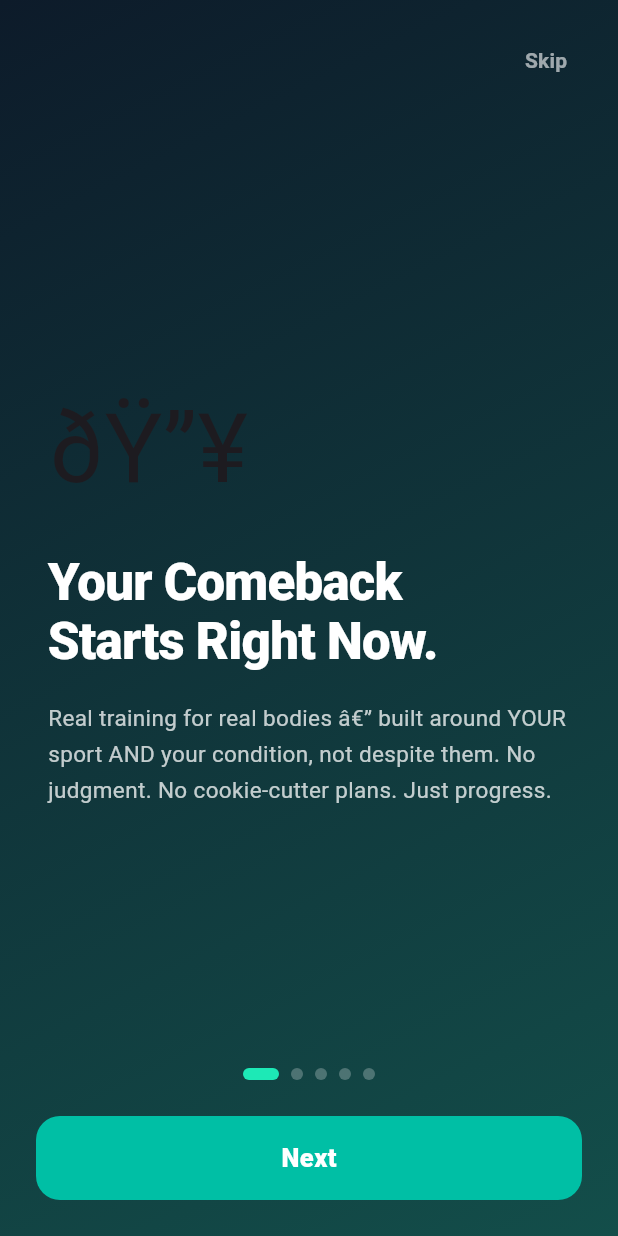
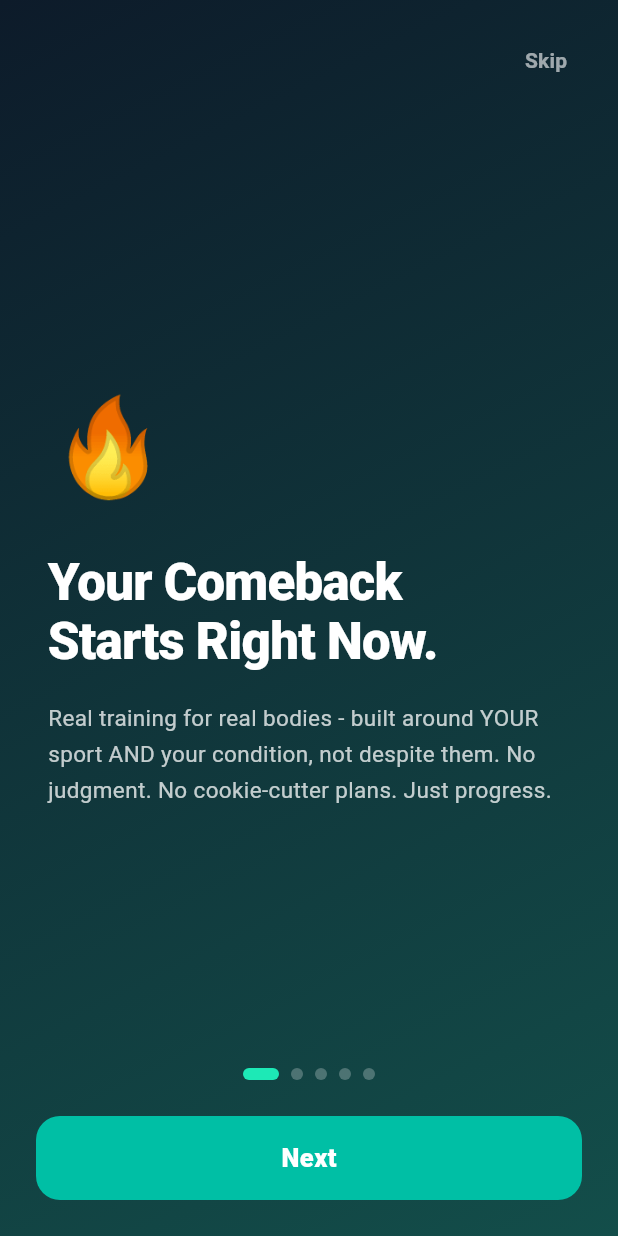
Before and after one commit to boannobrendan-hub/getfit4me, a Flutter app: the screen it shows after launch, on a phone screen of 412 x 824 dp. Run offline on Flutter 3.47's test engine with Material 3 defaults, Android fonts, the phone set to English and light mode, and no system bars; our stand-ins replace cloud_firestore, firebase_auth, firebase_core; missing offline and left inert: firebase_app_check; accounts and stored records are empty.

Commit message:
Add faith features: daily devotional, Bible verses, fix emojis

```diff
--- a/lib/screens/hook_screen.dart
+++ b/lib/screens/hook_screen.dart
@@ -1,8 +1,5 @@
 import 'package:flutter/material.dart';
 
-/// Charismatic 4-page onboarding intro shown before the waiver. Identical
-/// in content/structure to the DartPad prototype â€” purely presentational,
-/// no backend dependency.
 class HookScreen extends StatefulWidget {
   final VoidCallback onContinue;
   const HookScreen({super.key, required this.onContinue});
@@ -18,33 +15,33 @@ class _HookScreenState extends State<HookScreen> {
   static const _pages = [
     {
       'gradient': [Color(0xFF0D1B2A), Color(0xFF134E4A)],
-      'emoji': 'ðŸ”¥',
+      'emoji': '🔥',
       'title': "Your Comeback\nStarts Right Now.",
-      'subtitle': "Real training for real bodies â€” built around YOUR sport AND your condition, not despite them. No judgment. No cookie-cutter plans. Just progress.",
+      'subtitle': "Real training for real bodies - built around YOUR sport AND your condition, not despite them. No judgment. No cookie-cutter plans. Just progress.",
     },
     {
       'gradient': [Color(0xFF134E4A), Color(0xFF1B3A4B)],
-      'emoji': 'ðŸ‘¥',
+      'emoji': '💥',
       'title': "Meet Your\nDream Team.",
-      'subtitle': "ðŸ”¥ Brendan for wellness & strength.\nðŸ’™ Justin for conditioning & endurance.\nâš¡ Cameron for power & strength.\nðŸŒŠ Bell for recovery & endurance.\n\nFour coaches. Zero ego. All heart.",
+      'subtitle': "🔥 Brendan for wellness & strength.\n💙 Justin for conditioning & endurance.\n⚡ Cameron for power & strength.\n🌊 Bell for recovery & endurance.\n\nFour coaches. Zero ego. All heart.",
     },
     {
       'gradient': [Color(0xFF1B3A4B), Color(0xFF0F2C3A)],
-      'emoji': 'âš¡',
+      'emoji': '⚡',
       'title': "Built Around\nYOU. Every Day.",
-      'subtitle': "Tell us how you're feeling â€” your energy, your pain, your sport or condition â€” and your routine adapts instantly. Smart enough to push you. Caring enough to know when to pull back.",
+      'subtitle': "Tell us how you are feeling - your energy, your pain, your sport or condition - and your routine adapts instantly. Smart enough to push you. Caring enough to know when to pull back.",
     },
     {
       'gradient': [Color(0xFF1A237E), Color(0xFF4A148C)],
       'emoji': '✝️',
       'title': "Strengthen Your\nTemple.",
-      'subtitle': "\"Do you not know that your bodies are temples of the Holy Spirit?\"\n— 1 Corinthians 6:19\n\nGetFit4Me was built on the belief that honoring God starts with how you treat the body He gave you. Let's train with purpose.",
+      'subtitle': "Do you not know that your bodies are temples of the Holy Spirit?\n- 1 Corinthians 6:19\n\nGetFit4Me was built on the belief that honoring God starts with how you treat the body He gave you. Let us train with purpose.",
     },
     {
       'gradient': [Color(0xFF0F2C3A), Color(0xFF0D1B2A)],
       'emoji': '🚀',
       'title': "Today Is the\nDay Things Change.",
-      'subtitle': "Millions of people are waiting for 'someday.'\n\nYou don't have to. Your team is ready, your plan is ready â€” let's go meet them.",
+      'subtitle': "Millions of people are waiting for someday.\n\nYou do not have to. Your team is ready, your plan is ready - let us go meet them.",
     },
   ];
 
@@ -132,7 +129,7 @@ class _HookScreenState extends State<HookScreen> {
                 child: ElevatedButton(
                   style: ElevatedButton.styleFrom(backgroundColor: const Color(0xFF00BFA5), shape: RoundedRectangleBorder(borderRadius: BorderRadius.circular(16)), elevation: 0),
                   onPressed: _next,
-                  child: Text(isLast ? "Let's Go! ðŸš€" : 'Next', style: const TextStyle(fontSize: 17, fontWeight: FontWeight.w900, color: Colors.white, letterSpacing: 0.3)),
+                  child: Text(isLast ? "Let's Go! 🚀" : 'Next', style: const TextStyle(fontSize: 17, fontWeight: FontWeight.w900, color: Colors.white, letterSpacing: 0.3)),
                 ),
               ),
             ),
```
Also changed, not shown: lib/screens/main_shell.dart (+30 -1 lines).
